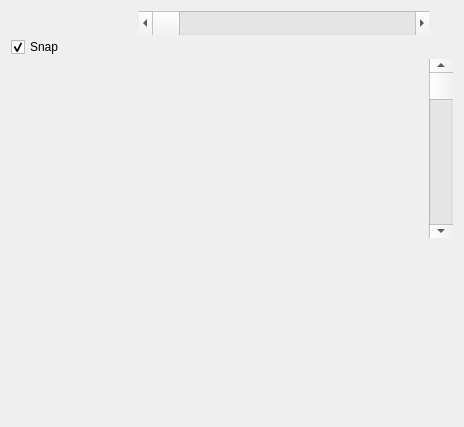
Before: the Qt Designer form common/ganttwidget/ganttwidget.ui in nirjacobson/Chromasound-Studio, drawn with Qt 5.
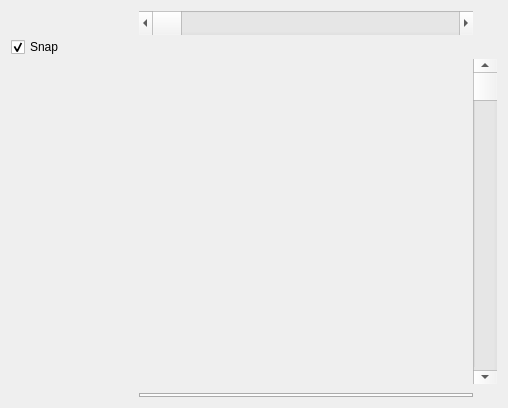
After: the same form once the commit is applied. Custom widgets are drawn as their Qt base class.

What changed in the file:
```diff
--- a/common/ganttwidget/ganttwidget.ui
+++ b/common/ganttwidget/ganttwidget.ui
@@ -6,17 +6,49 @@
    <rect>
     <x>0</x>
     <y>0</y>
-    <width>464</width>
-    <height>427</height>
+    <width>508</width>
+    <height>408</height>
    </rect>
   </property>
   <property name="windowTitle">
    <string>Form</string>
   </property>
-  <layout class="QGridLayout" name="gridLayout">
+  <layout class="QGridLayout" name="gridLayout" rowstretch="0,0,1,0">
    <property name="spacing">
     <number>0</number>
    </property>
+   <item row="1" column="2">
+    <widget class="GanttScaleWidget" name="scaleWidget" native="true"/>
+   </item>
+   <item row="2" column="2">
+    <widget class="QScrollBar" name="verticalScrollBar">
+     <property name="minimumSize">
+      <size>
+       <width>24</width>
+       <height>0</height>
+      </size>
+     </property>
+     <property name="sliderPosition">
+      <number>0</number>
+     </property>
+     <property name="orientation">
+      <enum>Qt::Orientation::Vertical</enum>
+     </property>
+    </widget>
+   </item>
+   <item row="0" column="1">
+    <widget class="QScrollBar" name="horizontalScrollBar">
+     <property name="minimumSize">
+      <size>
+       <width>0</width>
+       <height>24</height>
+      </size>
+     </property>
+     <property name="orientation">
+      <enum>Qt::Orientation::Horizontal</enum>
+     </property>
+    </widget>
+   </item>
    <item row="1" column="0">
     <widget class="QCheckBox" name="snapCheckBox">
      <property name="text">
@@ -27,9 +59,6 @@
      </property>
     </widget>
    </item>
-   <item row="2" column="1">
-    <widget class="GanttEditorWidget" name="editorWidget" native="true"/>
-   </item>
    <item row="1" column="1">
     <widget class="GanttHeaderWidget" name="headerWidget" native="true">
      <property name="minimumSize">
@@ -46,35 +75,6 @@
      </property>
     </widget>
    </item>
-   <item row="2" column="2">
-    <widget class="QScrollBar" name="verticalScrollBar">
-     <property name="minimumSize">
-      <size>
-       <width>24</width>
-       <height>0</height>
-      </size>
-     </property>
-     <property name="sliderPosition">
-      <number>0</number>
-     </property>
-     <property name="orientation">
-      <enum>Qt::Vertical</enum>
-     </property>
-    </widget>
-   </item>
-   <item row="0" column="1">
-    <widget class="QScrollBar" name="horizontalScrollBar">
-     <property name="minimumSize">
-      <size>
-       <width>0</width>
-       <height>24</height>
-      </size>
-     </property>
-     <property name="orientation">
-      <enum>Qt::Horizontal</enum>
-     </property>
-    </widget>
-   </item>
    <item row="2" column="0">
     <widget class="QWidget" name="leftWidget" native="true">
      <property name="minimumSize">
@@ -91,11 +91,63 @@
      </property>
     </widget>
    </item>
+   <item row="2" column="1">
+    <widget class="GanttEditorWidget" name="editorWidget" native="true"/>
+   </item>
    <item row="3" column="1">
-    <widget class="QWidget" name="bottomWidget" native="true"/>
-   </item>
-   <item row="1" column="2">
-    <widget class="GanttScaleWidget" name="scaleWidget" native="true"/>
+    <widget class="QStackedWidget" name="bottomWidget">
+     <property name="sizePolicy">
+      <sizepolicy hsizetype="Preferred" vsizetype="Preferred">
+       <horstretch>0</horstretch>
+       <verstretch>0</verstretch>
+      </sizepolicy>
+     </property>
+     <property name="currentIndex">
+      <number>1</number>
+     </property>
+     <widget class="QWidget" name="singlePage">
+      <layout class="QGridLayout" name="gridLayout_3">
+       <property name="leftMargin">
+        <number>0</number>
+       </property>
+       <property name="rightMargin">
+        <number>0</number>
+       </property>
+       <property name="bottomMargin">
+        <number>0</number>
+       </property>
+       <item row="0" column="0">
+        <widget class="QWidget" name="widget" native="true"/>
+       </item>
+      </layout>
+     </widget>
+     <widget class="QWidget" name="multiPage">
+      <layout class="QGridLayout" name="gridLayout_2">
+       <property name="leftMargin">
+        <number>0</number>
+       </property>
+       <property name="topMargin">
+        <number>9</number>
+       </property>
+       <property name="rightMargin">
+        <number>0</number>
+       </property>
+       <property name="bottomMargin">
+        <number>0</number>
+       </property>
+       <item row="0" column="0">
+        <widget class="QTabWidget" name="tabWidget">
+         <property name="tabPosition">
+          <enum>QTabWidget::TabPosition::South</enum>
+         </property>
+         <property name="currentIndex">
+          <number>-1</number>
+         </property>
+        </widget>
+       </item>
+      </layout>
+     </widget>
+    </widget>
    </item>
   </layout>
  </widget>
```
